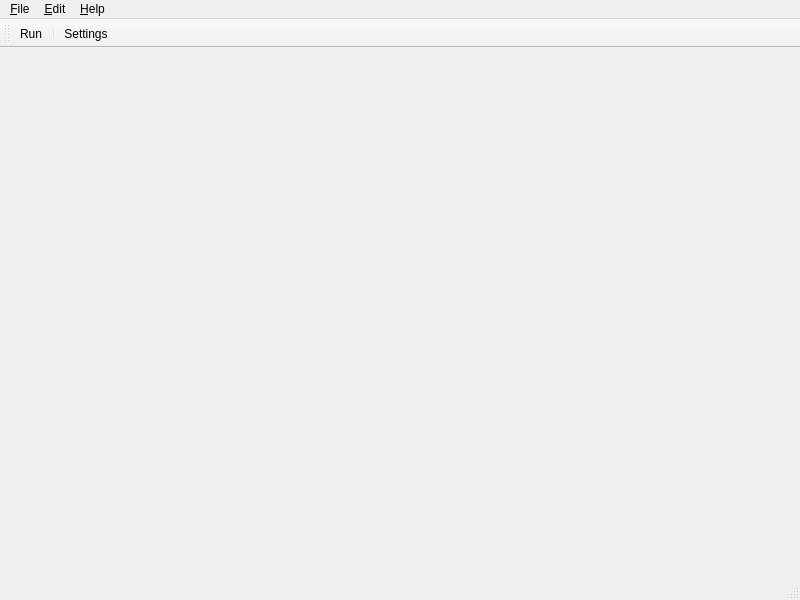
This is gui/MainWindow.ui in sjedrysiak/gcse as Qt 5 draws it before an edit. The edited form follows.
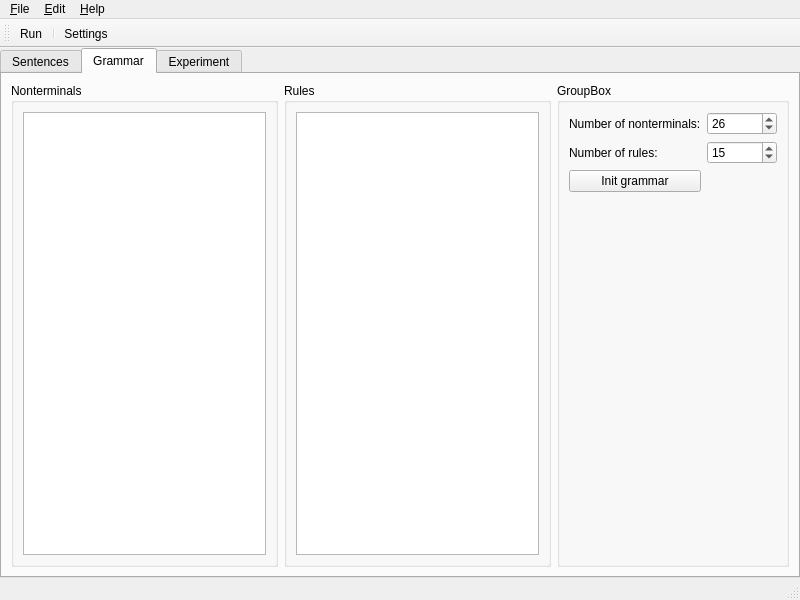
This is the edited form. The open tabs and pages were chosen to show the change. Icons and pictures are not drawn.

Diff of the .ui file:
```diff
--- a/gui/MainWindow.ui
+++ b/gui/MainWindow.ui
@@ -21,6 +21,293 @@
      <height>520</height>
     </rect>
    </property>
+   <layout class="QVBoxLayout" name="verticalLayout" >
+    <property name="spacing" >
+     <number>0</number>
+    </property>
+    <property name="margin" >
+     <number>0</number>
+    </property>
+    <item>
+     <widget class="QTabWidget" name="tabs" >
+      <property name="currentIndex" >
+       <number>0</number>
+      </property>
+      <widget class="QWidget" name="tabSentences" >
+       <attribute name="title" >
+        <string>Sentences</string>
+       </attribute>
+       <layout class="QHBoxLayout" name="horizontalLayout_2" >
+        <item>
+         <layout class="QGridLayout" name="gridLayout_4" >
+          <item row="0" column="0" >
+           <widget class="QLabel" name="lblFilePath" >
+            <property name="text" >
+             <string>File path:</string>
+            </property>
+           </widget>
+          </item>
+          <item row="0" column="1" >
+           <widget class="QLineEdit" name="edtFilePath" >
+            <property name="sizePolicy" >
+             <sizepolicy vsizetype="Fixed" hsizetype="Fixed" >
+              <horstretch>0</horstretch>
+              <verstretch>0</verstretch>
+             </sizepolicy>
+            </property>
+            <property name="minimumSize" >
+             <size>
+              <width>200</width>
+              <height>0</height>
+             </size>
+            </property>
+            <property name="text" >
+             <string>toy</string>
+            </property>
+           </widget>
+          </item>
+          <item row="2" column="1" >
+           <spacer name="verticalSpacer_3" >
+            <property name="orientation" >
+             <enum>Qt::Vertical</enum>
+            </property>
+            <property name="sizeHint" stdset="0" >
+             <size>
+              <width>20</width>
+              <height>40</height>
+             </size>
+            </property>
+           </spacer>
+          </item>
+          <item row="1" column="1" >
+           <widget class="QPushButton" name="btnLoadSentences" >
+            <property name="text" >
+             <string>Load</string>
+            </property>
+           </widget>
+          </item>
+         </layout>
+        </item>
+        <item>
+         <widget class="QListWidget" name="listSentences" />
+        </item>
+       </layout>
+      </widget>
+      <widget class="QWidget" name="tabGrammar" >
+       <property name="geometry" >
+        <rect>
+         <x>0</x>
+         <y>0</y>
+         <width>796</width>
+         <height>492</height>
+        </rect>
+       </property>
+       <attribute name="title" >
+        <string>Grammar</string>
+       </attribute>
+       <layout class="QHBoxLayout" name="horizontalLayout" >
+        <item>
+         <widget class="QGroupBox" name="gbxNonterminals" >
+          <property name="title" >
+           <string>Nonterminals</string>
+          </property>
+          <layout class="QVBoxLayout" name="verticalLayout_2" >
+           <item>
+            <widget class="QListWidget" name="listNonterminals" >
+             <property name="editTriggers" >
+              <set>QAbstractItemView::NoEditTriggers</set>
+             </property>
+            </widget>
+           </item>
+          </layout>
+         </widget>
+        </item>
+        <item>
+         <widget class="QGroupBox" name="gbxRules" >
+          <property name="title" >
+           <string>Rules</string>
+          </property>
+          <layout class="QVBoxLayout" name="verticalLayout_4" >
+           <item>
+            <widget class="QListWidget" name="listRules" />
+           </item>
+          </layout>
+         </widget>
+        </item>
+        <item>
+         <widget class="QGroupBox" name="groupBox" >
+          <property name="title" >
+           <string>GroupBox</string>
+          </property>
+          <layout class="QGridLayout" name="gridLayout" >
+           <item row="1" column="1" >
+            <widget class="QSpinBox" name="sbxNonterminals" >
+             <property name="sizePolicy" >
+              <sizepolicy vsizetype="Fixed" hsizetype="Fixed" >
+               <horstretch>0</horstretch>
+               <verstretch>0</verstretch>
+              </sizepolicy>
+             </property>
+             <property name="minimumSize" >
+              <size>
+               <width>70</width>
+               <height>0</height>
+              </size>
+             </property>
+             <property name="minimum" >
+              <number>1</number>
+             </property>
+             <property name="maximum" >
+              <number>30</number>
+             </property>
+             <property name="value" >
+              <number>26</number>
+             </property>
+            </widget>
+           </item>
+           <item row="1" column="0" >
+            <widget class="QLabel" name="lblNonterminals" >
+             <property name="text" >
+              <string>Number of nonterminals:</string>
+             </property>
+             <property name="buddy" >
+              <cstring>sbxNonterminals</cstring>
+             </property>
+            </widget>
+           </item>
+           <item row="4" column="0" >
+            <spacer name="verticalSpacer" >
+             <property name="orientation" >
+              <enum>Qt::Vertical</enum>
+             </property>
+             <property name="sizeHint" stdset="0" >
+              <size>
+               <width>20</width>
+               <height>40</height>
+              </size>
+             </property>
+            </spacer>
+           </item>
+           <item row="2" column="1" >
+            <widget class="QSpinBox" name="sbxRules" >
+             <property name="sizePolicy" >
+              <sizepolicy vsizetype="Fixed" hsizetype="Fixed" >
+               <horstretch>0</horstretch>
+               <verstretch>0</verstretch>
+              </sizepolicy>
+             </property>
+             <property name="minimumSize" >
+              <size>
+               <width>70</width>
+               <height>0</height>
+              </size>
+             </property>
+             <property name="minimum" >
+              <number>1</number>
+             </property>
+             <property name="maximum" >
+              <number>30</number>
+             </property>
+             <property name="value" >
+              <number>15</number>
+             </property>
+            </widget>
+           </item>
+           <item row="2" column="0" >
+            <widget class="QLabel" name="lblRules" >
+             <property name="text" >
+              <string>Number of rules:</string>
+             </property>
+             <property name="buddy" >
+              <cstring>sbxRules</cstring>
+             </property>
+            </widget>
+           </item>
+           <item row="3" column="0" >
+            <widget class="QPushButton" name="btnInitGrammar" >
+             <property name="text" >
+              <string>Init grammar</string>
+             </property>
+            </widget>
+           </item>
+          </layout>
+         </widget>
+        </item>
+       </layout>
+      </widget>
+      <widget class="QWidget" name="tabExperiment" >
+       <property name="geometry" >
+        <rect>
+         <x>0</x>
+         <y>0</y>
+         <width>796</width>
+         <height>492</height>
+        </rect>
+       </property>
+       <attribute name="title" >
+        <string>Experiment</string>
+       </attribute>
+       <layout class="QGridLayout" name="gridLayout_2" >
+        <item row="0" column="0" >
+         <widget class="QGroupBox" name="groupBox_2" >
+          <property name="title" >
+           <string>Run experiment</string>
+          </property>
+          <layout class="QGridLayout" name="gridLayout_3" >
+           <item row="1" column="1" >
+            <widget class="QSpinBox" name="sbxEvolutionSteps" />
+           </item>
+           <item row="1" column="0" >
+            <widget class="QLabel" name="label" >
+             <property name="text" >
+              <string>Max evolution steps:</string>
+             </property>
+             <property name="buddy" >
+              <cstring>sbxEvolutionSteps</cstring>
+             </property>
+            </widget>
+           </item>
+           <item row="2" column="1" >
+            <widget class="QPushButton" name="btnRun" >
+             <property name="text" >
+              <string>Run</string>
+             </property>
+            </widget>
+           </item>
+          </layout>
+         </widget>
+        </item>
+        <item row="0" column="1" >
+         <spacer name="horizontalSpacer" >
+          <property name="orientation" >
+           <enum>Qt::Horizontal</enum>
+          </property>
+          <property name="sizeHint" stdset="0" >
+           <size>
+            <width>519</width>
+            <height>20</height>
+           </size>
+          </property>
+         </spacer>
+        </item>
+        <item row="1" column="0" >
+         <spacer name="verticalSpacer_2" >
+          <property name="orientation" >
+           <enum>Qt::Vertical</enum>
+          </property>
+          <property name="sizeHint" stdset="0" >
+           <size>
+            <width>20</width>
+            <height>364</height>
+           </size>
+          </property>
+         </spacer>
+        </item>
+       </layout>
+      </widget>
+     </widget>
+    </item>
+   </layout>
   </widget>
   <widget class="QMenuBar" name="menubar" >
    <property name="geometry" >
```
